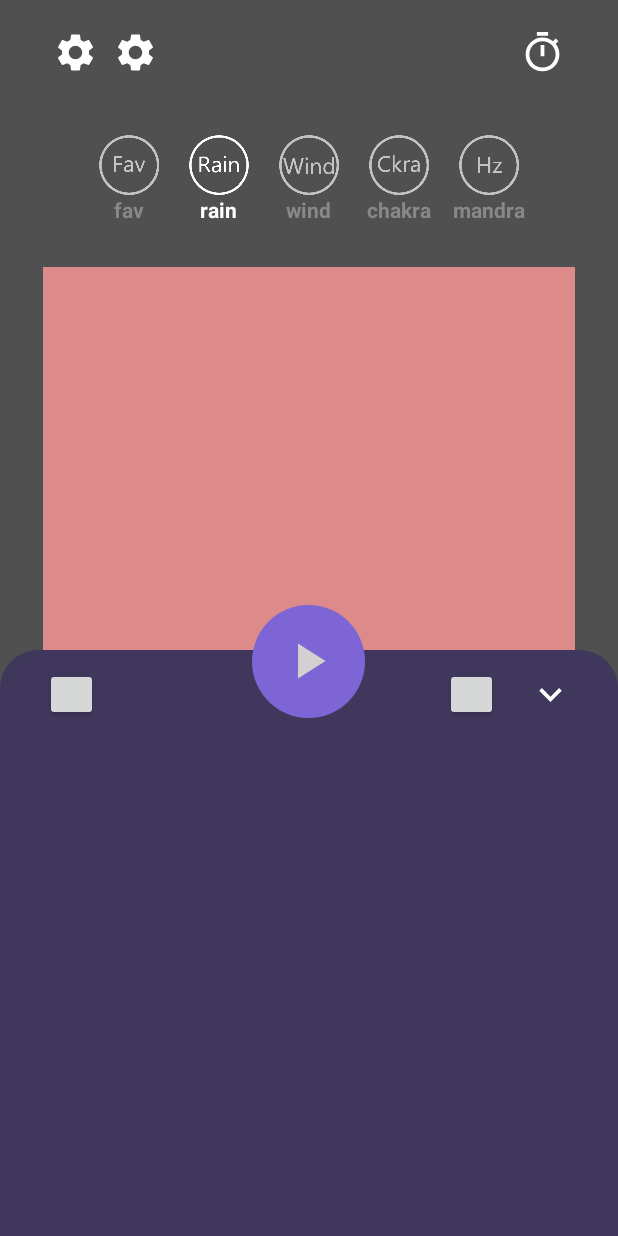
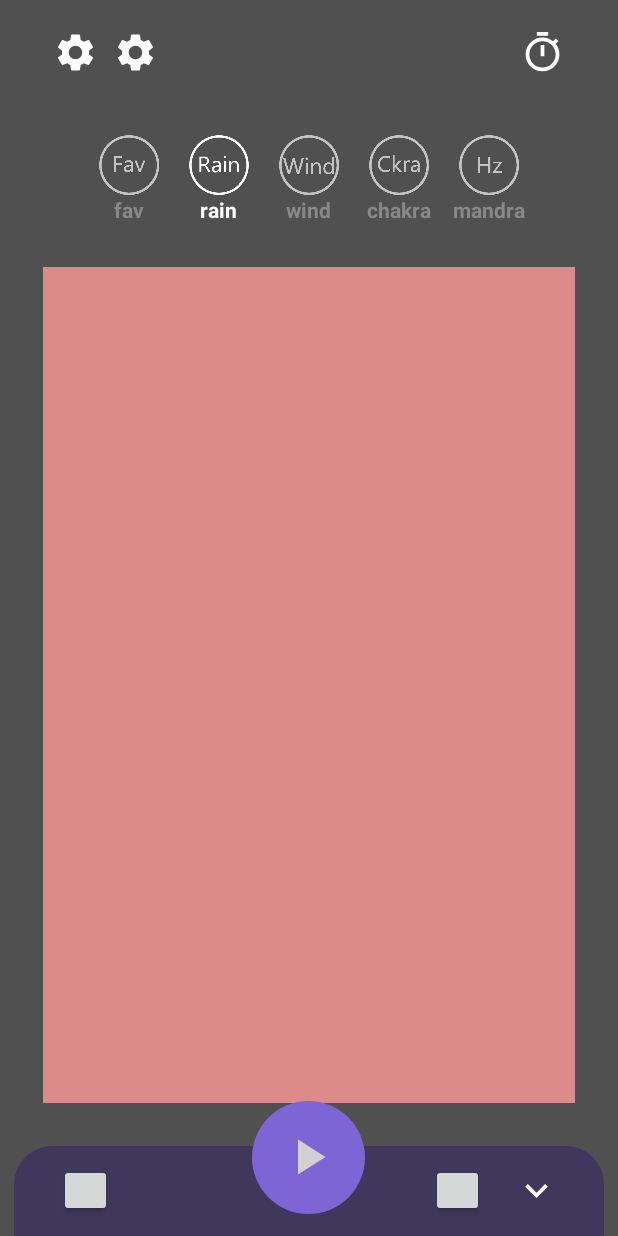
Before and after one commit to dippola/RelaxTour, an Android app: the screen it shows after launch (MainActivity), after a tap on an icon or button, on a phone screen of 412 x 824 dp. Run offline under Robolectric (Android 15) with nearby library versions, the phone set to English and light mode, and no system bars; 33 statements that could not run were skipped; 1 other tap on this screen came first.

Commit message:
Initial commit7

```diff
--- a/app/src/main/AndroidManifest.xml
+++ b/app/src/main/AndroidManifest.xml
@@ -32,7 +32,6 @@
         <activity android:name=".setting.SettingDialog" android:theme="@style/Theme.AppCompat.DayNight.Dialog.Alert"/>
         <service android:name=".service.TimerService"/>
         <activity android:name=".setting.StorageManageDialog" android:theme="@style/Theme.AppCompat.DayNight.Dialog.Alert"/>
-<!--        <activity android:name=".dialog.ThemeDialog" android:theme="@style/Theme.AppCompat.DayNight.Dialog.Alert"/>-->
         <service android:name=".service.GetStateKillApp" />
 
     </application>
--- a/app/src/main/java/com/dippola/relaxtour/MainActivity.java
+++ b/app/src/main/java/com/dippola/relaxtour/MainActivity.java
@@ -1,5 +1,6 @@
 package com.dippola.relaxtour;
 
+import androidx.annotation.NonNull;
 import androidx.appcompat.app.AppCompatActivity;
 import androidx.fragment.app.Fragment;
 import androidx.fragment.app.FragmentManager;
@@ -17,8 +18,10 @@ import android.media.AudioManager;
 import android.os.Bundle;
 import android.util.Log;
 import android.view.Display;
+import android.view.Gravity;
 import android.view.KeyEvent;
 import android.view.View;
+import android.view.ViewGroup;
 import android.widget.Button;
 import android.widget.RelativeLayout;
 import android.widget.TextView;
@@ -81,6 +84,8 @@ public class MainActivity extends AppCompatActivity {
     public static BottomSheetAdapter bottomSheetAdapter;
     RecyclerView.LayoutManager layoutManager;
 
+    RelativeLayout bottomOutside;
+
     @Override
     protected void onResume() {
         super.onResume();
@@ -95,6 +100,11 @@ public class MainActivity extends AppCompatActivity {
         setContentView(R.layout.activity_main);
 
         startGetStateKillApp();
+
+        bottomOutside = findViewById(R.id.activity_main_bottom_outside);
+        bottomOutside.setVisibility(View.GONE);
+        bottomOutside.bringToFront();
+        bottomOutside.setClickable(false);
 
 //        testButton();
         setAudioManager();
@@ -289,9 +299,31 @@ public class MainActivity extends AppCompatActivity {
         Display display = getWindowManager().getDefaultDisplay();
         Point size = new Point();
         display.getSize(size);
-        int y = (int)(size.y * 0.4);
+        int y = (int)(size.y * 0.5);
         pageitemsize = (int)(size.x * 0.37);
         bottomRecyclerView.setMinimumHeight(y);
+
+        if (bottomSheetBehavior.getState() == BottomSheetBehavior.STATE_EXPANDED) {
+            bottomOutside.setVisibility(View.VISIBLE);
+        } else {
+            bottomOutside.setVisibility(View.GONE);
+        }
+
+        bottomSheetBehavior.addBottomSheetCallback(new BottomSheetBehavior.BottomSheetCallback() {
+            @Override
+            public void onStateChanged(@NonNull View bottomSheet, int newState) {
+                if (newState == BottomSheetBehavior.STATE_EXPANDED) {
+                    bottomOutside.setVisibility(View.VISIBLE);
+                } else {
+                    bottomOutside.setVisibility(View.GONE);
+                }
+            }
+
+            @Override
+            public void onSlide(@NonNull View bottomSheet, float slideOffset) {
+
+            }
+        });
 
         bottomSheetTitleBar.setOnClickListener(new View.OnClickListener() {
             @Override
@@ -388,6 +420,15 @@ public class MainActivity extends AppCompatActivity {
                 }
             }
         });
+
+        bottomOutside.setOnClickListener(new View.OnClickListener() {
+            @Override
+            public void onClick(View view) {
+                if (bottomSheetBehavior.getState() == BottomSheetBehavior.STATE_EXPANDED) {
+                    bottomSheetBehavior.setState(BottomSheetBehavior.STATE_COLLAPSED);
+                }
+            }
+        });
     }
 
     public static class SectionsPagerAdapter extends FragmentPagerAdapter {
--- a/app/src/main/res/drawable/bottom_sheet_round.xml
+++ b/app/src/main/res/drawable/bottom_sheet_round.xml
@@ -3,6 +3,8 @@
 
     <solid android:color="#40385C"/>
     <corners android:topLeftRadius="25dp"
-        android:topRightRadius="25dp"/>
+        android:topRightRadius="25dp"
+        android:bottomLeftRadius="25dp"
+        android:bottomRightRadius="25dp"/>
 
 </shape>
--- a/app/src/main/res/layout/activity_main.xml
+++ b/app/src/main/res/layout/activity_main.xml
@@ -116,4 +116,10 @@
         android:id="@+id/activity_main_include_bottom_sheet"
         layout="@layout/bottom_sheet"/>
 
+    <RelativeLayout
+        android:id="@+id/activity_main_bottom_outside"
+        android:layout_width="match_parent"
+        android:layout_height="match_parent"
+        android:background="#00000000"/>
+
 </androidx.coordinatorlayout.widget.CoordinatorLayout>
--- a/app/src/main/res/layout/bottom_sheet.xml
+++ b/app/src/main/res/layout/bottom_sheet.xml
@@ -7,38 +7,44 @@
     app:behavior_peekHeight="90dp"
     app:layout_behavior="com.google.android.material.bottomsheet.BottomSheetBehavior">
 
+
     <RelativeLayout
         android:id="@+id/bottom_sheet_pands_background"
         android:layout_width="75dp"
         android:layout_height="75dp"
         android:layout_centerHorizontal="true"
         android:background="@drawable/bottom_cycle_button">
-                <Button
-                    android:id="@+id/bottom_sheet_pands"
-                    android:layout_width="40dp"
-                    android:layout_height="40dp"
-                    android:background="@drawable/bottom_sheet_play_default"
-                    android:layout_centerInParent="true"/>
+
+        <Button
+            android:id="@+id/bottom_sheet_pands"
+            android:layout_width="40dp"
+            android:layout_height="40dp"
+            android:layout_centerInParent="true"
+            android:background="@drawable/bottom_sheet_play_default" />
     </RelativeLayout>
 
     <LinearLayout
         android:id="@+id/bottom_sheet_box"
         android:layout_width="match_parent"
         android:layout_height="wrap_content"
+        android:layout_marginLeft="9dp"
+        android:layout_marginTop="30dp"
+        android:layout_marginRight="9dp"
+        android:layout_marginBottom="9dp"
         android:background="@drawable/bottom_sheet_round"
-        android:layout_marginTop="30dp"
         android:orientation="vertical">
 
         <RelativeLayout
             android:id="@+id/bottom_sheet_top_bar"
             android:layout_width="match_parent"
             android:layout_height="60dp">
+
             <Button
                 android:id="@+id/bottom_delete_playing_list"
                 android:layout_width="35dp"
                 android:layout_height="35dp"
-                android:layout_marginLeft="30dp"
-                android:layout_centerVertical="true"/>
+                android:layout_centerVertical="true"
+                android:layout_marginLeft="30dp" />
 
             <Button
                 android:id="@+id/bottom_sheet_add_fav"
@@ -46,15 +52,16 @@
                 android:layout_height="35dp"
                 android:layout_centerVertical="true"
                 android:layout_marginRight="20dp"
-                android:layout_toLeftOf="@+id/bottom_upanddown"/>
+                android:layout_toLeftOf="@+id/bottom_upanddown" />
+
             <Button
                 android:id="@+id/bottom_upanddown"
                 android:layout_width="30dp"
                 android:layout_height="30dp"
+                android:layout_alignParentRight="true"
+                android:layout_centerVertical="true"
                 android:layout_gravity="center_vertical"
-                android:layout_centerVertical="true"
-                android:layout_alignParentRight="true"
-                android:layout_marginRight="30dp"/>
+                android:layout_marginRight="30dp" />
         </RelativeLayout>
 
         <View
@@ -65,8 +72,7 @@
         <androidx.recyclerview.widget.RecyclerView
             android:id="@+id/bottom_sheet_recyclerview"
             android:layout_width="wrap_content"
-            android:layout_height="wrap_content"/>
+            android:layout_height="wrap_content" />
 
     </LinearLayout>
-
 </RelativeLayout>
```
